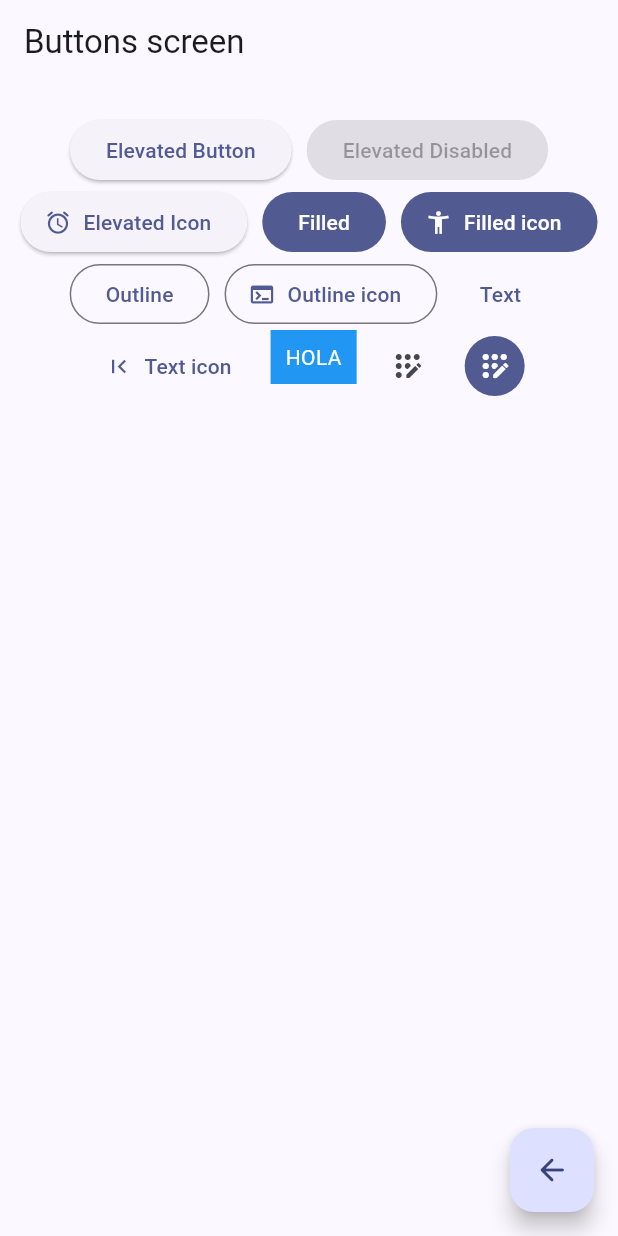
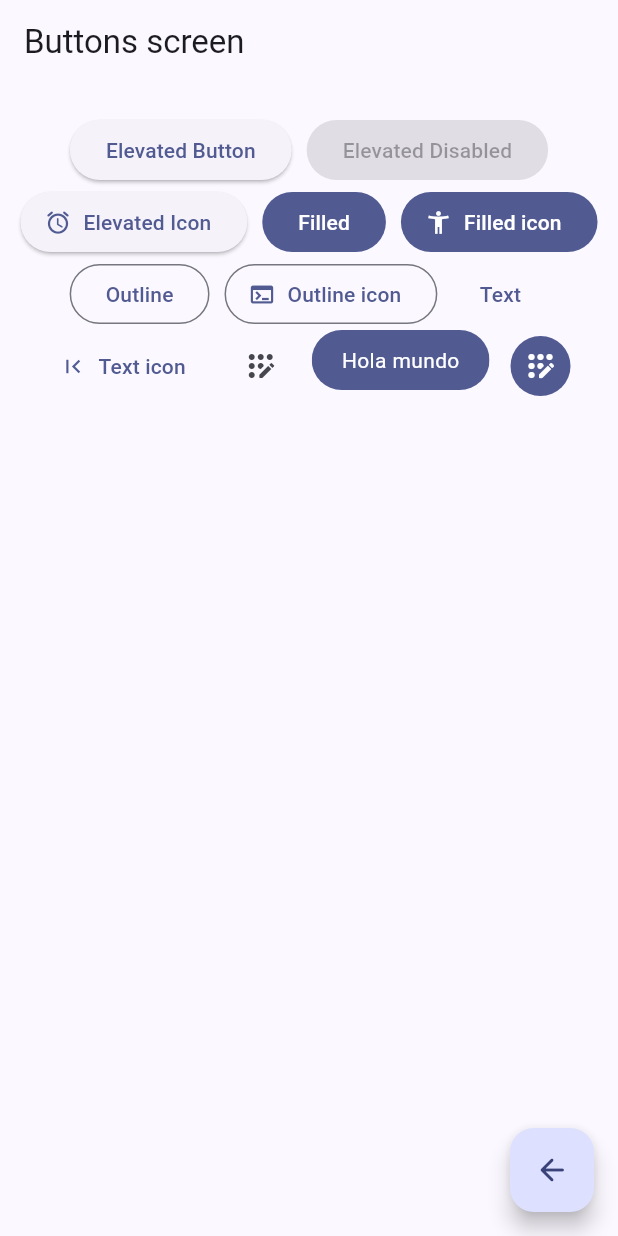
Before and after one commit to OscarOcomatl/widgets_app, a Flutter app: the ButtonsScreen screen opened by its route, on a phone screen of 412 x 824 dp. Run offline on Flutter 3.47's test engine with Material 3 defaults, Android fonts, the phone set to English and light mode, and no system bars; our stand-ins replace go_router.

Commit message:
buttons screen finished

```diff
--- a/lib/presentation/screens/buttons/buttons_screen.dart
+++ b/lib/presentation/screens/buttons/buttons_screen.dart
@@ -75,8 +75,8 @@ class _ButtonsView extends StatelessWidget {
               icon: const Icon(Icons.first_page),
               label: const Text('Text icon')
             ),
+            IconButton(onPressed: (){}, icon: const Icon(Icons.app_registration_rounded)),
             const CustomButton(),
-            IconButton(onPressed: (){}, icon: const Icon(Icons.app_registration_rounded)),
             IconButton(
               onPressed: (){},
               icon: const Icon(Icons.app_registration_rounded),
@@ -97,11 +97,22 @@ class CustomButton extends StatelessWidget {
 
   @override
   Widget build(BuildContext context) {
-    return  Material(
-      color: Colors.blue,
-      child: Padding(
-        padding:const EdgeInsets.symmetric(vertical: 8,horizontal: 10),
-        child: Text('HOLA', style: TextStyle(color: Colors.white),)),
+
+    final colors =  Theme.of(context).colorScheme;
+
+    return  ClipRRect(
+      borderRadius: BorderRadius.circular(20),
+      child: Material(
+        color: colors.primary,
+        child: InkWell(
+          onTap: (){},
+            child: const Padding(
+              padding: EdgeInsets.symmetric(vertical: 10,horizontal: 20),
+              child: Text('Hola mundo', style: TextStyle(color: Colors.white)
+            )
+          ),
+        ),
+      ),
     );
   }
 }
```
